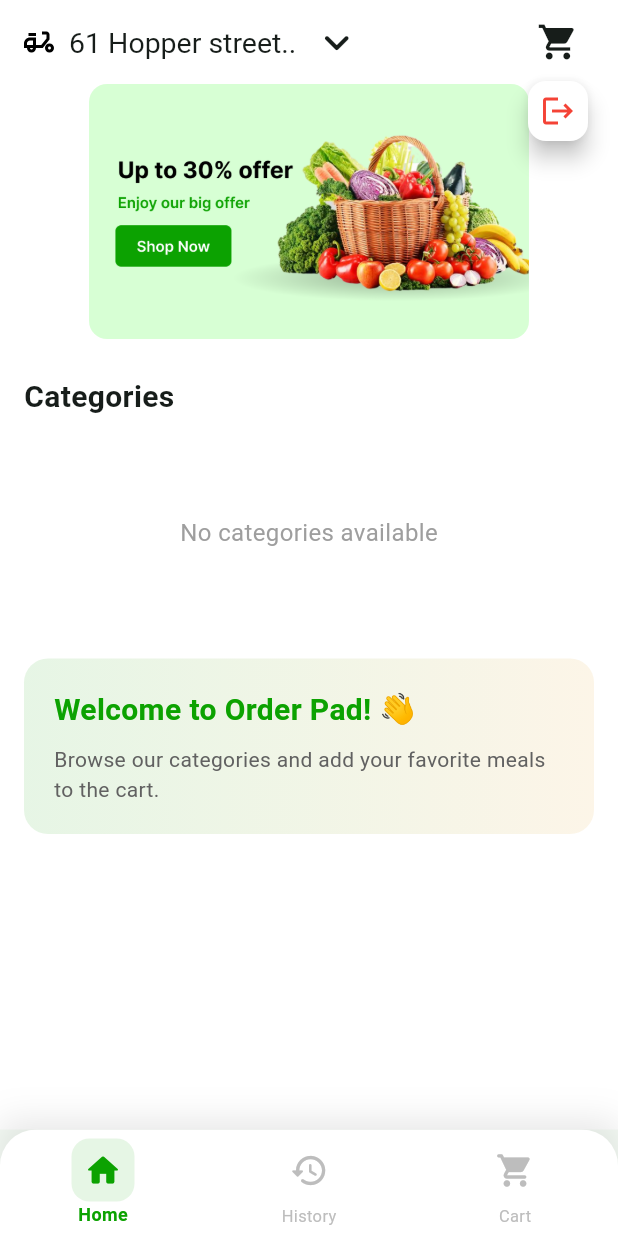
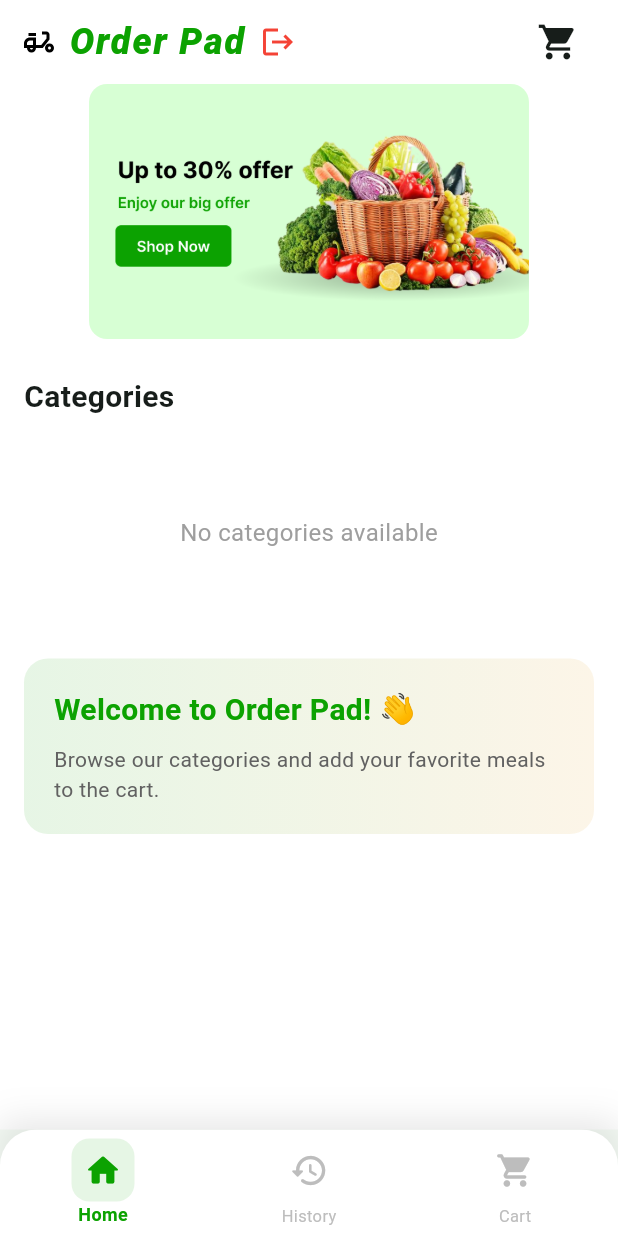
Before and after one commit to yossef-fouad/graduation_project_team3, a Flutter app: the MainNavigationScreen screen opened directly, on a phone screen of 412 x 824 dp. Run offline on Flutter 3.47's test engine with Material 3 defaults, Android fonts, the phone set to English and light mode, and no system bars; drawn by our look-alikes of carousel_slider; our stand-ins replace cached_network_image, flutter_rating_bar, flutter_svg, get, image_picker, shared_preferences and 2 more; accounts and stored records are empty.

Commit message:
ui changes for the waiter pages

```diff
--- a/lib/screens/02_new_order/home_page.dart
+++ b/lib/screens/02_new_order/home_page.dart
@@ -10,6 +10,8 @@ import 'package:order_pad/services/categories_service.dart';
 import 'package:order_pad/services/cart_controller.dart';
 import 'package:order_pad/widgets/animated_cart_badge.dart';
 import 'package:order_pad/widgets/colors.dart';
+import 'package:shared_preferences/shared_preferences.dart';
+import 'package:order_pad/screens/role_selection_screen.dart';
 import 'package:skeletonizer/skeletonizer.dart';
 
 class HomePage extends StatefulWidget {
@@ -48,9 +50,25 @@ class _HomePageState extends State<HomePage> {
           children: [
             SvgPicture.asset("assets/icons/motor.svg"),
             SizedBox(width: 10),
-            Text("61 Hopper street..", style: TextStyle(fontSize: 19)),
+            Text(
+              "Order Pad",
+              style: TextStyle(
+                fontSize: 24,
+                fontWeight: FontWeight.w900,
+                fontStyle: FontStyle.italic,
+                color: AppColors.primary,
+                letterSpacing: 1.2,
+              ),
+            ),
             SizedBox(width: 10),
-            Icon(Icons.keyboard_arrow_down_rounded, size: 34),
+            GestureDetector(
+              onTap: () async {
+                final prefs = await SharedPreferences.getInstance();
+                await prefs.remove('user_role');
+                Get.offAll(() => const RoleSelectionScreen());
+              },
+              child: Icon(Icons.logout, size: 24, color: Colors.red),
+            ),
             Spacer(),
             const AnimatedCartBadge(),
           ],
--- a/lib/screens/main_navigation_screen.dart
+++ b/lib/screens/main_navigation_screen.dart
@@ -4,8 +4,6 @@ import 'package:order_pad/screens/02_new_order/home_page.dart';
 import 'package:order_pad/screens/04_order_history/order_history_screen.dart';
 import 'package:order_pad/screens/02_new_order/cart_page.dart';
 import 'package:get/get.dart';
-import 'package:shared_preferences/shared_preferences.dart';
-import 'package:order_pad/screens/role_selection_screen.dart';
 import 'package:order_pad/widgets/colors.dart';
 
 class MainNavigationScreen extends StatefulWidget {
@@ -27,19 +25,6 @@ class _MainNavigationScreenState extends State<MainNavigationScreen> {
   @override
   Widget build(BuildContext context) {
     return Scaffold(
-      floatingActionButton: Padding(
-        padding: const EdgeInsets.only(top: 50),
-        child: FloatingActionButton.small(
-          onPressed: () async {
-            final prefs = await SharedPreferences.getInstance();
-            await prefs.remove('user_role');
-            Get.offAll(() => const RoleSelectionScreen());
-          },
-          backgroundColor: Colors.white,
-          child: const Icon(Icons.logout, color: Colors.red),
-        ),
-      ),
-      floatingActionButtonLocation: FloatingActionButtonLocation.endTop,
       body: AnimatedSwitcher(
         duration: const Duration(milliseconds: 300),
         switchInCurve: Curves.easeOut,
```
